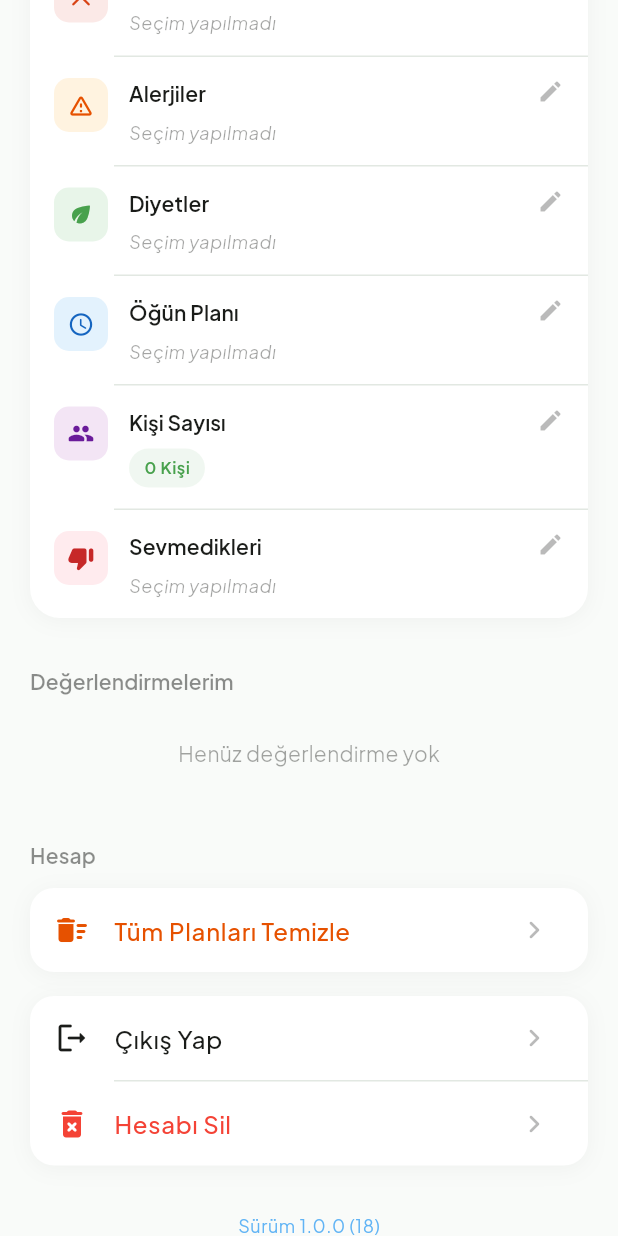
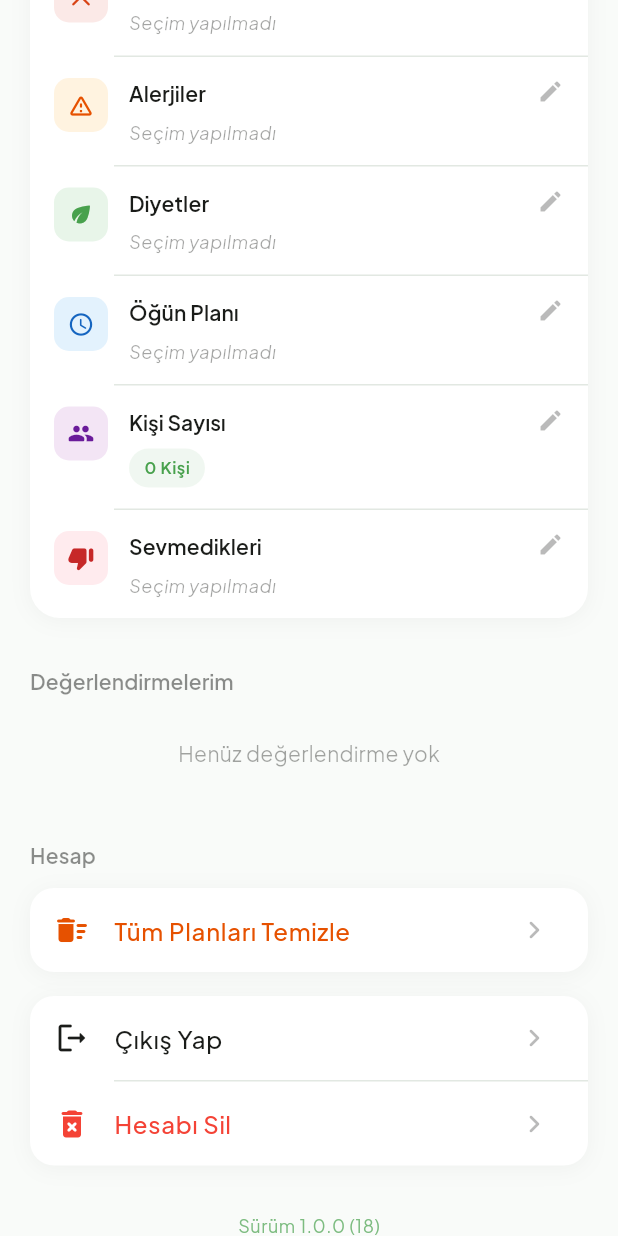
Before and after one commit to anielyavuz/ceptesef, a Flutter app: the ProfileScreen screen opened directly, scrolled down 576 dp, on a phone screen of 412 x 824 dp. Run offline on Flutter 3.47's test engine with Material 3 defaults, Android fonts, the phone set to English and light mode, and no system bars; our stand-ins replace cloud_firestore, firebase_auth, firebase_core, firebase_messaging, flutter_local_notifications, google_fonts and 6 more; accounts and stored records are empty; network calls fail.

Commit message:
Profil versiyon metninin rengini tekrar yeşile döndür
Colors.blue yerine AppColors.primary kullanılarak versiyon
metni tekrar yeşil renge güncellendi.

https://claude.ai/code/session_01TrGEhELoHMEcHsLeRdHexs

```diff
--- a/lib/features/profile/screens/profile_screen.dart
+++ b/lib/features/profile/screens/profile_screen.dart
@@ -536,7 +536,7 @@ class _ProfileScreenState extends State<ProfileScreen> {
                                   .textTheme
                                   .bodySmall
                                   ?.copyWith(
-                                    color: Colors.blue
+                                    color: AppColors.primary
                                         .withValues(alpha: 0.7),
                                   ),
                             ),
```
